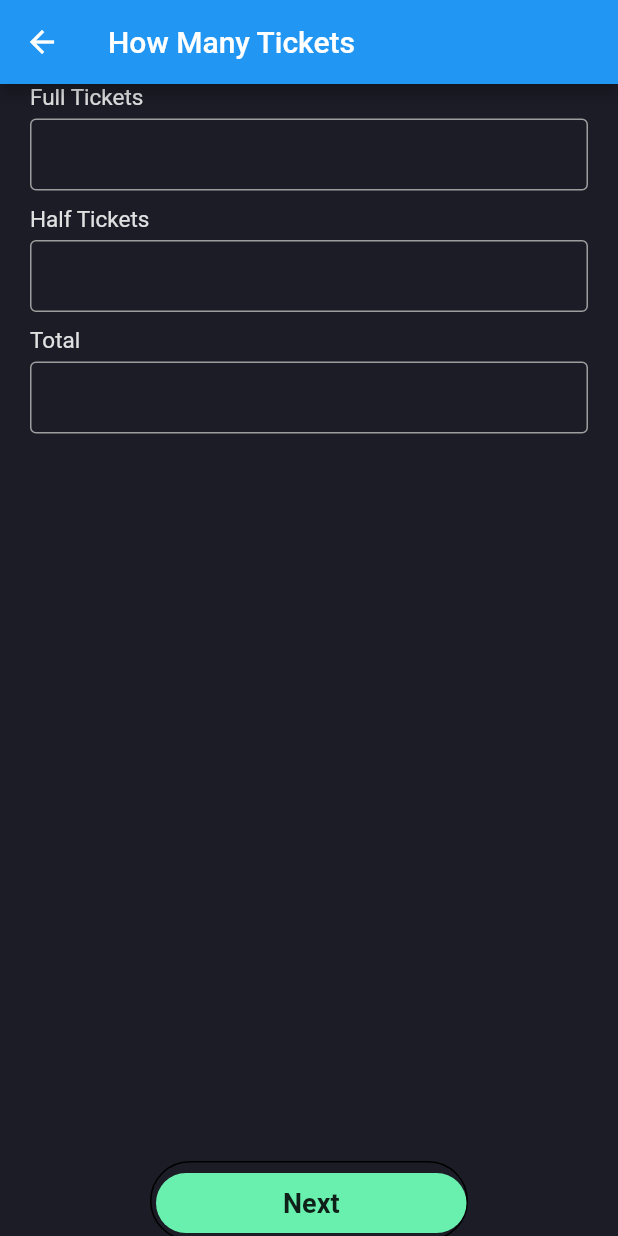
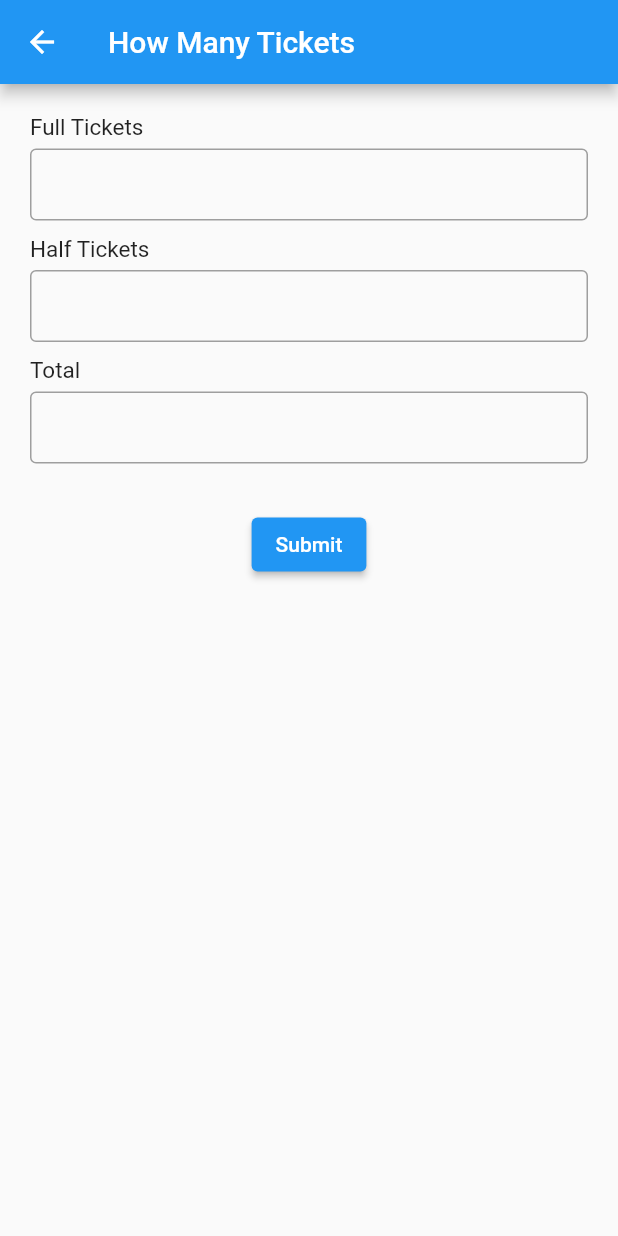
Before and after one commit to kanishkaviraj12/cinema_new, a Flutter app: the howManyTickets screen opened directly, on a phone screen of 412 x 824 dp. Run offline on Flutter 3.47's test engine with Material 2 defaults, Android fonts, the phone set to English and light mode, and no system bars; our stand-ins replace cached_network_image, cloud_firestore, firebase_auth, firebase_core, google_fonts, image_picker and 1 more; accounts and stored records are empty; network calls fail.

Commit message:
how many tickets db conect

```diff
--- a/lib/User/how_many_tickets.dart
+++ b/lib/User/how_many_tickets.dart
@@ -1,109 +1,71 @@
+import 'package:cinema_new/main.dart';
+import 'package:cloud_firestore/cloud_firestore.dart';
 import 'package:flutter/material.dart';
-import 'consts.dart';
 
 class howManyTickets extends StatelessWidget {
-  const howManyTickets({super.key});
+  howManyTickets({Key? key}) : super(key: key);
+
+  final TextEditingController fullTicketsController = TextEditingController();
+  final TextEditingController halfTicketsController = TextEditingController();
+  final TextEditingController totalController = TextEditingController();
+
+  Future<void> addData() async {
+    FirebaseFirestore firestore = FirebaseFirestore.instance;
+
+    try {
+      await firestore.collection('How Many Tickets').doc().set({
+        'Full Tickets': fullTicketsController.text,
+        'Half Tickets': halfTicketsController.text,
+        'Total': totalController.text,
+      });
+      print('Data added successfully.');
+    } catch (e) {
+      print('Error adding data: $e');
+    }
+  }
 
   @override
   Widget build(BuildContext context) {
     return Scaffold(
-        backgroundColor: black,
       appBar: AppBar(
         title: const Text("How Many Tickets"),
       ),
       body: SingleChildScrollView(
-          child: SizedBox(
-            height: MediaQuery.of(context).size.height - 0,
-            width: double.infinity,
-            // padding: const EdgeInsets.symmetric(horizontal: 40),
+        child: Padding(
+          padding: const EdgeInsets.all(20),
           child: Column(
-              mainAxisAlignment: MainAxisAlignment.spaceBetween,
-              crossAxisAlignment: CrossAxisAlignment.stretch, // Added this line
             children: [
-                Expanded(
-                  child: SingleChildScrollView(
-                    // Wrapped the inner Column with SingleChildScrollView
-                    child: Padding(
-                      padding: const EdgeInsets.symmetric(horizontal: 20),
-                      child: Column(
-                        mainAxisAlignment: MainAxisAlignment.spaceEvenly,
-                        children: [
-                          makeinput(label: "Full Tickets"),
-                          makeinput(label: "Half Tickets"),
-                          makeinput(label: "Total"),
+              makeInput(
+                label: "Full Tickets",
+                controller: fullTicketsController,
+              ),
+              makeInput(
+                label: "Half Tickets",
+                controller: halfTicketsController,
+              ),
+              makeInput(
+                label: "Total",
+                controller: totalController,
+              ),
+              const SizedBox(height: 20),
+              ElevatedButton(
+                onPressed: () {
+                  addData();
+                },
+                child: const Text('Submit'),
+              ),
             ],
           ),
         ),
       ),
-                ),
-                Padding(
-                  padding: const EdgeInsets.symmetric(horizontal: 100),
-                  child: Container(
-                    padding: const EdgeInsets.only(top: 3, left: 3),
-                    decoration: BoxDecoration(
-                      borderRadius: BorderRadius.circular(50),
-                      border: const Border(
-                        bottom: BorderSide(color: Colors.black),
-                        top: BorderSide(color: Colors.black),
-                        left: BorderSide(color: Colors.black),
-                        right: BorderSide(color: Colors.black),
-                      ),
-                    ),
-                    child: MaterialButton(
-                      minWidth: double.infinity,
-                      height: 40,
-                      onPressed: () {},
-                      color: Colors.greenAccent,
-                      elevation: 0,
-                      shape: RoundedRectangleBorder(
-                        borderRadius: BorderRadius.circular(50),
-                      ),
-                      child: const Text(
-                        "Next",
-                        style: TextStyle(
-                            fontWeight: FontWeight.w600, fontSize: 18),
-                      ),
-                    ),
-                  ),
-                ),
-                Padding(
-                  padding: const EdgeInsets.symmetric(horizontal: 100),
-                  child: Container(
-                    padding: const EdgeInsets.only(top: 3, left: 3),
-                    decoration: BoxDecoration(
-                      borderRadius: BorderRadius.circular(50),
-                      border: const Border(
-                        bottom: BorderSide(color: Colors.black),
-                        top: BorderSide(color: Colors.black),
-                        left: BorderSide(color: Colors.black),
-                        right: BorderSide(color: Colors.black),
-                      ),
-                    ),
-                    child: MaterialButton(
-                      minWidth: double.infinity,
-                      height: 40,
-                      onPressed: () {},
-                      color: Colors.greenAccent,
-                      elevation: 0,
-                      shape: RoundedRectangleBorder(
-                        borderRadius: BorderRadius.circular(50),
-                      ),
-                      child: const Text(
-                        "Back",
-                        style: TextStyle(
-                            fontWeight: FontWeight.w600, fontSize: 18),
-                      ),
-                    ),
-                  ),
-                ),
-                const SizedBox(height: 0), // Changed to SizedBox
-              ],
-            ),
-          ),
-        ));
+    );
   }
 
-  Widget makeinput({label, obscureText = false}) {
+  Widget makeInput({
+    required String label,
+    required TextEditingController controller,
+    bool obscureText = false,
+  }) {
     return Column(
       crossAxisAlignment: CrossAxisAlignment.start,
       children: [
@@ -112,13 +74,12 @@ class howManyTickets extends StatelessWidget {
           style: const TextStyle(
             fontSize: 15,
             fontWeight: FontWeight.w400,
-              color: Color.fromARGB(221, 255, 255, 255)),
           ),
-        const SizedBox(
-          height: 5,
         ),
+        const SizedBox(height: 5),
         TextField(
-          style: const TextStyle(color: Color.fromARGB(255, 255, 255, 255)),
+          controller: controller,
+          style: const TextStyle(),
           obscureText: obscureText,
           decoration: const InputDecoration(
             contentPadding: EdgeInsets.symmetric(vertical: 0, horizontal: 10),
@@ -130,10 +91,15 @@ class howManyTickets extends StatelessWidget {
             ),
           ),
         ),
-        const SizedBox(
-          height: 10,
-        ),
+        const SizedBox(height: 10),
       ],
     );
   }
 }
+
+void main() {
+  WidgetsFlutterBinding.ensureInitialized();
+  runApp(const MaterialApp(
+    home: HomePage(),
+  ));
+}
--- a/lib/User/main_page.dart
+++ b/lib/User/main_page.dart
@@ -37,7 +37,7 @@ class _MainPageState extends State<MainPage> {
         case 2:
           return BillingInformation();
         case 3:
-          return const howManyTickets();
+          return  howManyTickets();
         case 4:
           return const PaymentApp(); // Display the payment page
         case 5:
```
Also changed, not shown: lib/User/Billing_information.dart (+12 -27 lines). Lines whose indentation alone changed are shown as unchanged.
